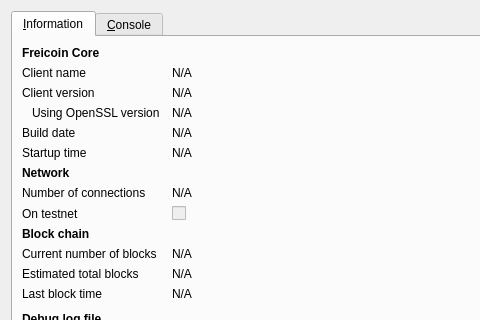
Before: the Qt Designer form src/qt/forms/rpcconsole.ui in testkojn/testkojn, drawn with Qt 5; both pictures show x 0 to 480 and y 0 to 320 of the 740 by 450 pixel window.
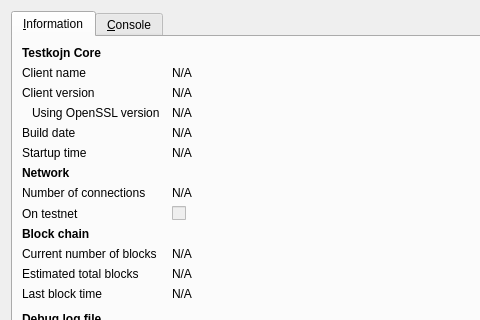
After: the same form once the commit is applied. Icons and pictures are not drawn.

What changed in the file:
```diff
--- a/src/qt/forms/rpcconsole.ui
+++ b/src/qt/forms/rpcconsole.ui
@@ -36,7 +36,7 @@
           </font>
          </property>
          <property name="text">
-          <string>Freicoin Core</string>
+          <string>Testkojn Core</string>
          </property>
         </widget>
        </item>
```
Left out of the diff: 10 changed lines with no effect on the pictures.
